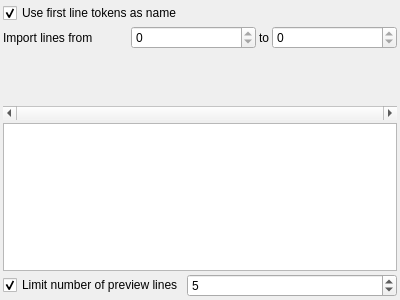
jalamao/tulip-1, file library/tulip-qt/designer/CSVImportConfigurationWidget.ui: the form before one commit.
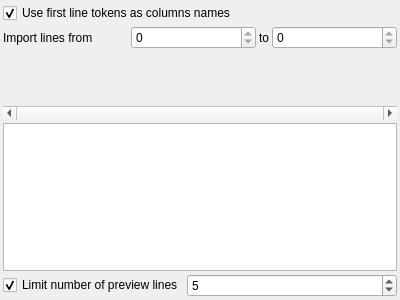
The form after the commit. Custom widgets are drawn as their Qt base class.

Commit message: Update CSV widget text.

What changed in the file:
```diff
--- a/library/tulip-qt/designer/CSVImportConfigurationWidget.ui
+++ b/library/tulip-qt/designer/CSVImportConfigurationWidget.ui
@@ -23,7 +23,7 @@
    <item>
     <widget class="QCheckBox" name="useFirstLineAsPropertyNamecheckBox">
      <property name="text">
-      <string>Use first line tokens as name</string>
+      <string>Use first line tokens as columns names</string>
      </property>
      <property name="checked">
       <bool>true</bool>
```
Left out of the diff: 2 changed lines with no effect on the pictures. The commit also changes 4 other files.
